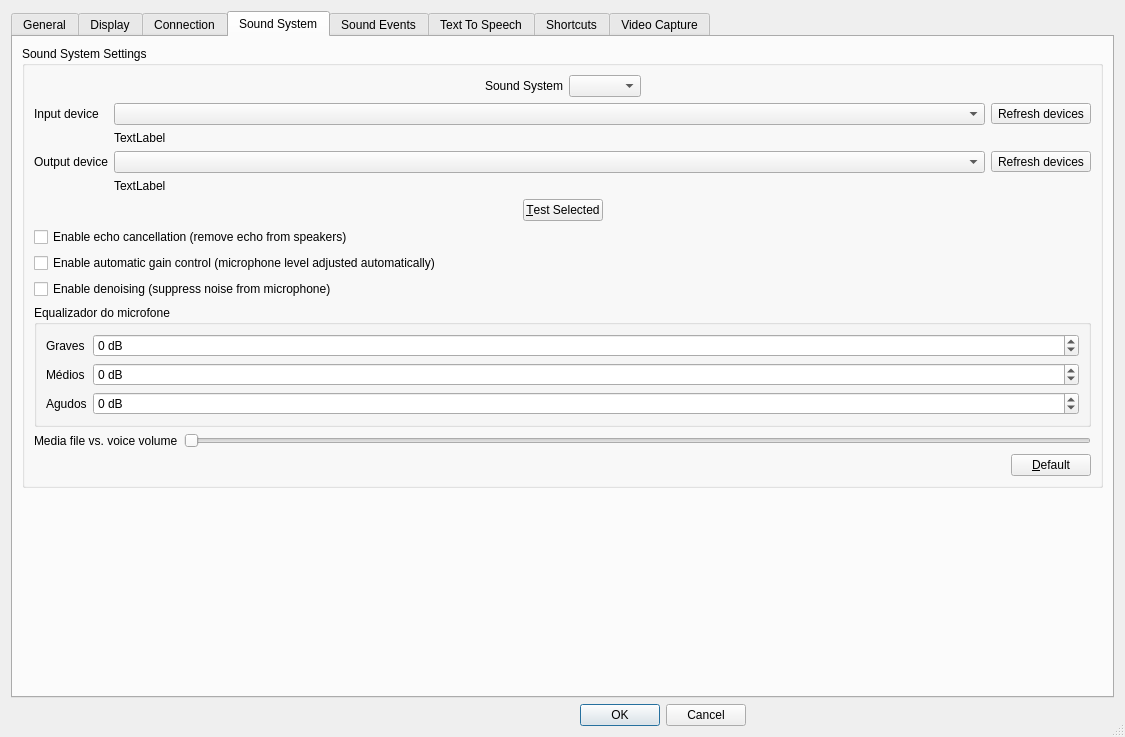
The window that Client/qtTeamTalk/preferences.ui (joao465/TeamTalk5Pro) describes before a commit, drawn with Qt 5.
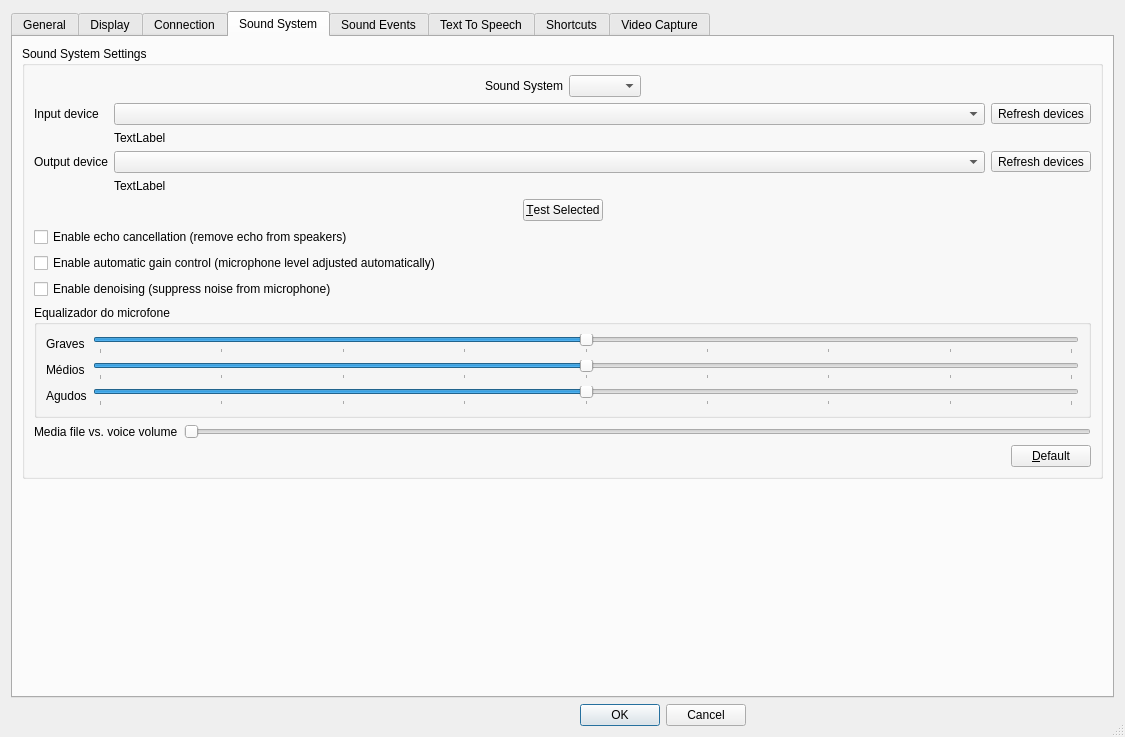
The same window after the commit. The open tabs and pages were chosen to show the change. Icons and pictures are not drawn. Custom widgets are drawn as their Qt base class.

Commit message: Update TeamTalk Pro UI and add fast client build

The edit to the form file:
```diff
--- a/Client/qtTeamTalk/preferences.ui
+++ b/Client/qtTeamTalk/preferences.ui
@@ -1363,7 +1363,7 @@
               </widget>
              </item>
              <item row="0" column="1">
-              <widget class="QSpinBox" name="micEqBassSpinBox">
+              <widget class="QSlider" name="micEqBassSlider">
                <property name="toolTip">
                 <string>Ajusta as frequências graves do microfone antes da transmissão</string>
                </property>
@@ -1373,8 +1373,14 @@
                <property name="maximum">
                 <number>12</number>
                </property>
-               <property name="suffix">
-                <string> dB</string>
+               <property name="orientation">
+                <enum>Qt::Orientation::Horizontal</enum>
+               </property>
+               <property name="tickPosition">
+                <enum>QSlider::TickPosition::TicksBelow</enum>
+               </property>
+               <property name="tickInterval">
+                <number>3</number>
                </property>
               </widget>
              </item>
@@ -1389,7 +1395,7 @@
               </widget>
              </item>
              <item row="1" column="1">
-              <widget class="QSpinBox" name="micEqMidSpinBox">
+              <widget class="QSlider" name="micEqMidSlider">
                <property name="toolTip">
                 <string>Ajusta as frequências médias do microfone antes da transmissão</string>
                </property>
@@ -1399,8 +1405,14 @@
                <property name="maximum">
                 <number>12</number>
                </property>
-               <property name="suffix">
-                <string> dB</string>
+               <property name="orientation">
+                <enum>Qt::Orientation::Horizontal</enum>
+               </property>
+               <property name="tickPosition">
+                <enum>QSlider::TickPosition::TicksBelow</enum>
+               </property>
+               <property name="tickInterval">
+                <number>3</number>
                </property>
               </widget>
              </item>
@@ -1415,7 +1427,7 @@
               </widget>
              </item>
              <item row="2" column="1">
-              <widget class="QSpinBox" name="micEqTrebleSpinBox">
+              <widget class="QSlider" name="micEqTrebleSlider">
                <property name="toolTip">
                 <string>Ajusta as frequências agudas do microfone antes da transmissão</string>
                </property>
@@ -1425,8 +1437,14 @@
                <property name="maximum">
                 <number>12</number>
                </property>
-               <property name="suffix">
-                <string> dB</string>
+               <property name="orientation">
+                <enum>Qt::Orientation::Horizontal</enum>
+               </property>
+               <property name="tickPosition">
+                <enum>QSlider::TickPosition::TicksBelow</enum>
+               </property>
+               <property name="tickInterval">
+                <number>3</number>
                </property>
               </widget>
              </item>
```
Left out of the diff: 25 changed lines with no effect on the pictures. The commit also changes 7 other files.
